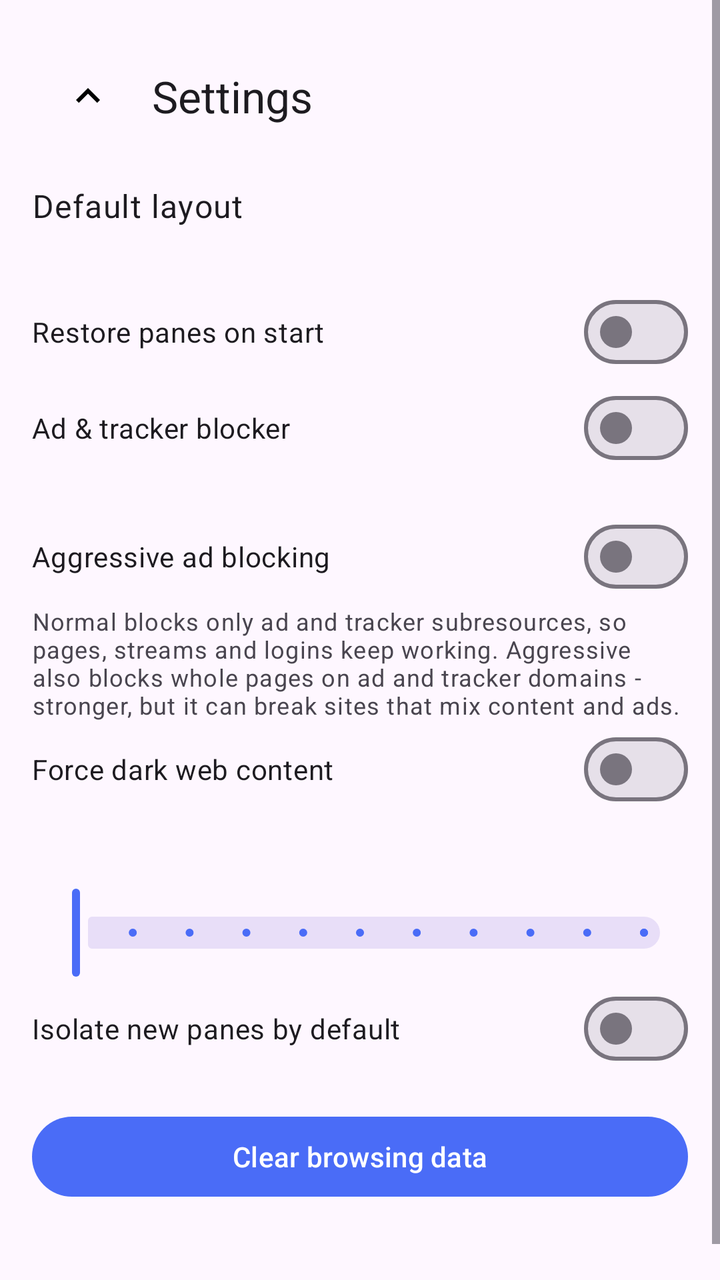
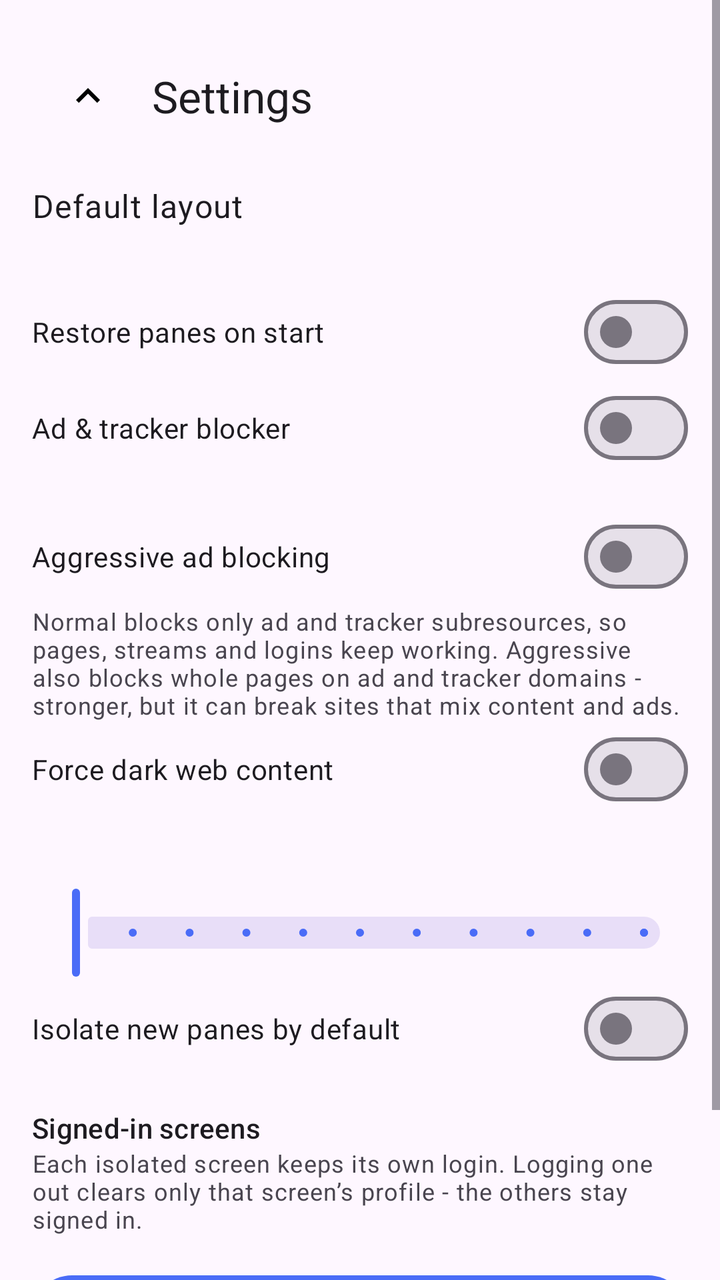

Compare the two renders of this Android layout. The source of the first and the diff that turns it into the second are given below.
<!-- AndroidManifest.xml: application theme Theme.MultiView -->
<!-- res/layout/activity_settings.xml -->
<?xml version="1.0" encoding="utf-8"?>
<ScrollView xmlns:android="http://schemas.android.com/apk/res/android"
    xmlns:app="http://schemas.android.com/apk/res-auto"
    android:layout_width="match_parent"
    android:layout_height="match_parent"
    android:fitsSystemWindows="true">

    <LinearLayout
        android:layout_width="match_parent"
        android:layout_height="wrap_content"
        android:orientation="vertical"
        android:padding="16dp">

        <com.google.android.material.appbar.MaterialToolbar
            android:id="@+id/settingsToolbar"
            android:layout_width="match_parent"
            android:layout_height="?attr/actionBarSize"
            app:navigationIcon="@drawable/ic_chevron_up"
            app:title="@string/settings_title" />

        <LinearLayout
            android:id="@+id/rowDefaultLayout"
            android:layout_width="match_parent"
            android:layout_height="wrap_content"
            android:background="?attr/selectableItemBackground"
            android:orientation="vertical"
            android:paddingTop="12dp"
            android:paddingBottom="12dp">

            <TextView
                android:layout_width="match_parent"
                android:layout_height="wrap_content"
                android:text="@string/set_default_layout"
                android:textAppearance="?attr/textAppearanceBodyLarge" />

            <TextView
                android:id="@+id/tvDefaultLayout"
                android:layout_width="match_parent"
                android:layout_height="wrap_content"
                android:textAppearance="?attr/textAppearanceBodySmall" />
        </LinearLayout>

        <com.google.android.material.materialswitch.MaterialSwitch
            android:id="@+id/swRestorePanes"
            android:layout_width="match_parent"
            android:layout_height="wrap_content"
            android:paddingTop="12dp"
            android:paddingBottom="12dp"
            android:text="@string/set_restore_panes" />

        <com.google.android.material.materialswitch.MaterialSwitch
            android:id="@+id/swAdblock"
            android:layout_width="match_parent"
            android:layout_height="wrap_content"
            android:paddingTop="12dp"
            android:paddingBottom="12dp"
            android:text="@string/set_adblock" />

        <TextView
            android:id="@+id/tvBlockedCount"
            android:layout_width="match_parent"
            android:layout_height="wrap_content"
            android:textAppearance="?attr/textAppearanceBodySmall" />

        <com.google.android.material.materialswitch.MaterialSwitch
            android:id="@+id/swAggressive"
            android:layout_width="match_parent"
            android:layout_height="wrap_content"
            android:paddingTop="12dp"
            android:paddingBottom="12dp"
            android:text="@string/set_adblock_aggressive" />

        <TextView
            android:id="@+id/tvAggressiveBody"
            android:layout_width="match_parent"
            android:layout_height="wrap_content"
            android:text="@string/set_adblock_aggressive_body"
            android:textAppearance="?attr/textAppearanceBodySmall" />

        <com.google.android.material.materialswitch.MaterialSwitch
            android:id="@+id/swForceDark"
            android:layout_width="match_parent"
            android:layout_height="wrap_content"
            android:paddingTop="12dp"
            android:paddingBottom="12dp"
            android:text="@string/set_force_dark" />

        <TextView
            android:id="@+id/tvTextZoom"
            android:layout_width="match_parent"
            android:layout_height="wrap_content"
            android:paddingTop="12dp"
            android:textAppearance="?attr/textAppearanceBodyLarge" />

        <com.google.android.material.slider.Slider
            android:id="@+id/sliderTextZoom"
            android:layout_width="match_parent"
            android:layout_height="wrap_content"
            android:stepSize="5"
            android:valueFrom="80"
            android:valueTo="130"
            app:labelBehavior="gone" />

        <com.google.android.material.materialswitch.MaterialSwitch
            android:id="@+id/swIsolateDefault"
            android:layout_width="match_parent"
            android:layout_height="wrap_content"
            android:paddingTop="12dp"
            android:paddingBottom="12dp"
            android:text="@string/set_isolate_default" />

        <com.google.android.material.button.MaterialButton
            android:id="@+id/btnClearData"
            android:layout_width="match_parent"
            android:layout_height="wrap_content"
            android:layout_marginTop="16dp"
            android:text="@string/set_clear_data" />

        <TextView
            android:id="@+id/tvAbout"
            android:layout_width="match_parent"
            android:layout_height="wrap_content"
            android:layout_marginTop="24dp"
            android:textAppearance="?attr/textAppearanceBodySmall" />
    </LinearLayout>
</ScrollView>
<!-- resources referenced by this layout -->
<resources>
  <!-- drawable ic_chevron_up (drawable) -->
  <?xml version="1.0" encoding="utf-8"?>
  <vector xmlns:android="http://schemas.android.com/apk/res/android"
      android:width="24dp" android:height="24dp"
      android:viewportWidth="24" android:viewportHeight="24">
      <path android:fillColor="#FF000000" android:pathData="M7.41,15.41L12,10.83l4.59,4.58L18,14l-6,-6 -6,6z"/>
  </vector>
  <string name="set_adblock">Ad &amp; tracker blocker</string>
  <string name="set_adblock_aggressive">Aggressive ad blocking</string>
  <string name="set_adblock_aggressive_body">Normal blocks only ad and tracker subresources, so pages, streams and logins keep working. Aggressive also blocks whole pages on ad and tracker domains - stronger, but it can break sites that mix content and ads.</string>
  <string name="set_clear_data">Clear browsing data</string>
  <string name="set_default_layout">Default layout</string>
  <string name="set_force_dark">Force dark web content</string>
  <string name="set_isolate_default">Isolate new panes by default</string>
  <string name="set_restore_panes">Restore panes on start</string>
  <string name="settings_title">Settings</string>
  <style name="Theme.MultiView" parent="Theme.Material3.DayNight.NoActionBar">
          <item name="colorPrimary">@color/accent</item>
          <item name="colorSecondary">@color/accent</item>
          <item name="android:statusBarColor">?attr/colorSurface</item>
          <item name="mvPaneBackground">@color/pane_bg</item>
          <item name="mvIconTint">@color/icon_tint</item>
      </style>
  <color name="accent">#FF4A6CF7</color>
  <color name="pane_bg">#FFFFFFFF</color>
  <color name="icon_tint">#FF000000</color>
</resources>

<!-- the commit's change to res/layout/activity_settings.xml (unified diff, before → after) -->
@@ -109,7 +109,28 @@
             android:paddingBottom="12dp"
             android:text="@string/set_isolate_default" />
 
-        <com.google.android.material.button.MaterialButton
+                <TextView
+            android:id="@+id/tvAccountsTitle"
+            android:layout_width="match_parent"
+            android:layout_height="wrap_content"
+            android:paddingTop="16dp"
+            android:text="@string/set_accounts_title"
+            android:textAppearance="?attr/textAppearanceTitleSmall" />
+
+        <TextView
+            android:id="@+id/tvAccountsBody"
+            android:layout_width="match_parent"
+            android:layout_height="wrap_content"
+            android:text="@string/set_accounts_body"
+            android:textAppearance="?attr/textAppearanceBodySmall" />
+
+        <LinearLayout
+            android:id="@+id/accountsBox"
+            android:layout_width="match_parent"
+            android:layout_height="wrap_content"
+            android:orientation="vertical" />
+
+<com.google.android.material.button.MaterialButton
             android:id="@+id/btnClearData"
             android:layout_width="match_parent"
             android:layout_height="wrap_content"
<!-- resource entries referenced after the edit -->
@@ -7,6 +7,8 @@
       android:viewportWidth="24" android:viewportHeight="24">
       <path android:fillColor="#FF000000" android:pathData="M7.41,15.41L12,10.83l4.59,4.58L18,14l-6,-6 -6,6z"/>
   </vector>
+  <string name="set_accounts_body">Each isolated screen keeps its own login. Logging one out clears only that screen’s profile - the others stay signed in.</string>
+  <string name="set_accounts_title">Signed-in screens</string>
   <string name="set_adblock">Ad &amp; tracker blocker</string>
   <string name="set_adblock_aggressive">Aggressive ad blocking</string>
   <string name="set_adblock_aggressive_body">Normal blocks only ad and tracker subresources, so pages, streams and logins keep working. Aggressive also blocks whole pages on ad and tracker domains - stronger, but it can break sites that mix content and ads.</string>
